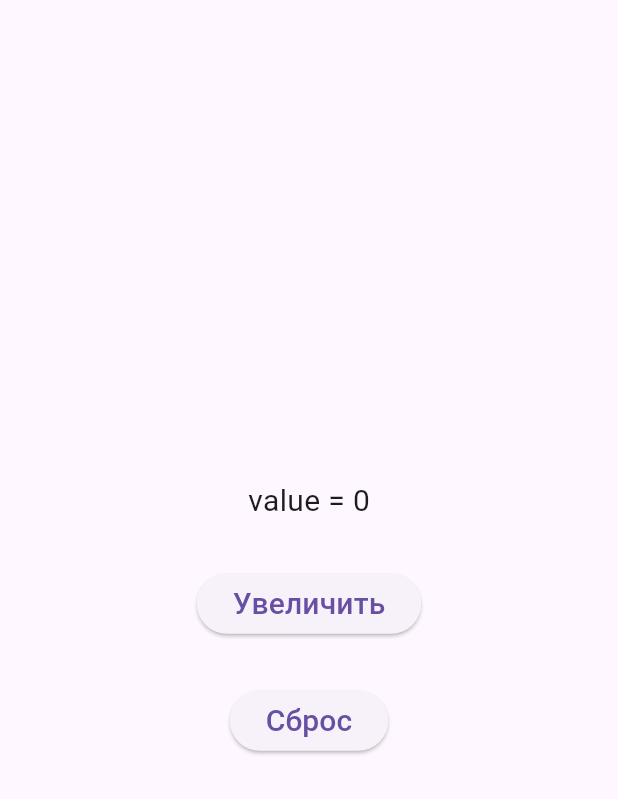
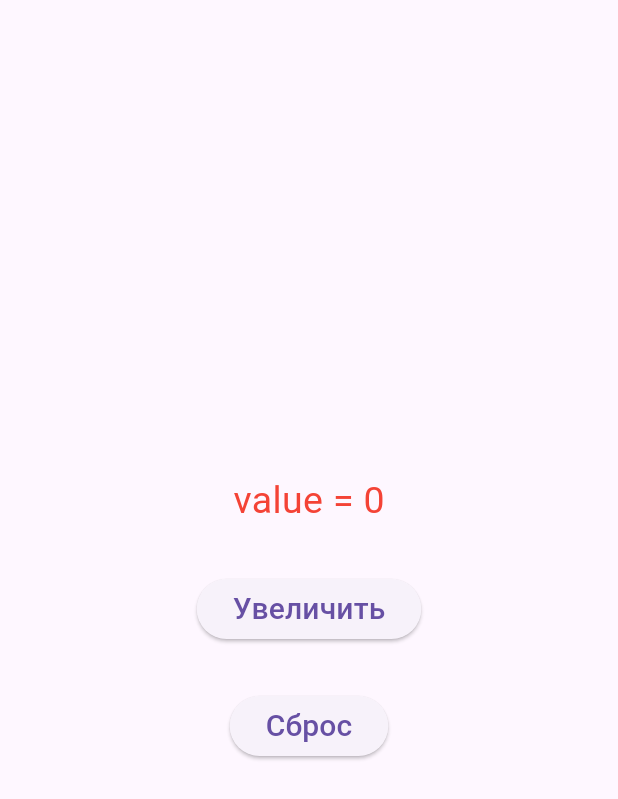
Before and after one commit to devabacus/shared_with_firebase, a Flutter app: the CounterPage screen opened directly, on a phone screen of 412 x 824 dp. Shown: the top 799 px of the screen. Run offline on Flutter 3.47's test engine with Material 3 defaults, Android fonts, the light colour scheme and no system bars; our stand-ins replace flutter_riverpod, hooks_riverpod, riverpod_annotation, shared_preferences; accounts and stored records are empty; generated files the repository leaves out were written again; statements that could not run were skipped.

Commit message:
add textstyle

```diff
--- a/lib/features/counter/presentation/pages/counter_page.dart
+++ b/lib/features/counter/presentation/pages/counter_page.dart
@@ -1,6 +1,7 @@
 import 'package:flutter/material.dart';
 import 'package:flutter_riverpod/flutter_riverpod.dart';
 import 'package:shared_with_firebase/features/counter/domain/providers/counter.dart';
+import 'package:shared_with_firebase/features/counter/presentation/providers/counter_style.dart';
 
 class CounterPage extends ConsumerWidget {
   const CounterPage({super.key});
@@ -8,6 +9,7 @@ class CounterPage extends ConsumerWidget {
   @override
   Widget build(BuildContext context, WidgetRef ref) {
     final counter = ref.watch(counterProvider);
+    final counterStyle = ref.watch(counterStyleProvider);
 
 
     return Scaffold(
@@ -16,8 +18,8 @@ class CounterPage extends ConsumerWidget {
           mainAxisAlignment: MainAxisAlignment.center,
           children: [
             switch (counter) {
-              AsyncData(:final value) => Text("value = $value", style: TextStyle(fontSize: 20)),
-              AsyncError(:final error) => Text("error $error", style: TextStyle(fontSize: 20)),
+              AsyncData(:final value) => Text("value = $value", style: counterStyle),
+              AsyncError(:final error) => Text("error $error", style: counterStyle),
               _ => CircularProgressIndicator()
             },
 
--- /dev/null
+++ b/lib/features/counter/presentation/providers/counter_style.dart
@@ -0,0 +1,21 @@
+import 'package:flutter_riverpod/flutter_riverpod.dart';
+import 'package:riverpod_annotation/riverpod_annotation.dart';
+import 'package:flutter/material.dart';
+import 'package:shared_with_firebase/features/counter/domain/providers/counter.dart';
+
+part 'counter_style.g.dart';
+
+@riverpod
+TextStyle counterStyle(Ref ref) {
+  final counterAsync = ref.watch(counterProvider);
+
+  return counterAsync.when(
+    data: (value) {
+      if (value > 15) return TextStyle(fontSize: 45, color: Colors.green);
+      if (value > 10) return TextStyle(fontSize: 35, color: Colors.blue);
+      return TextStyle(fontSize: 25, color: Colors.red);
+    },
+    error: (_, __) => TextStyle(fontSize: 15, color: Colors.black),
+    loading: () => TextStyle(fontSize: 15, color: Colors.black),
+  );
+}
```
Also changed, not shown: lib/features/counter/domain/providers/counter.g.dart, lib/features/counter/presentation/providers/counter_style.g.dart (added).
